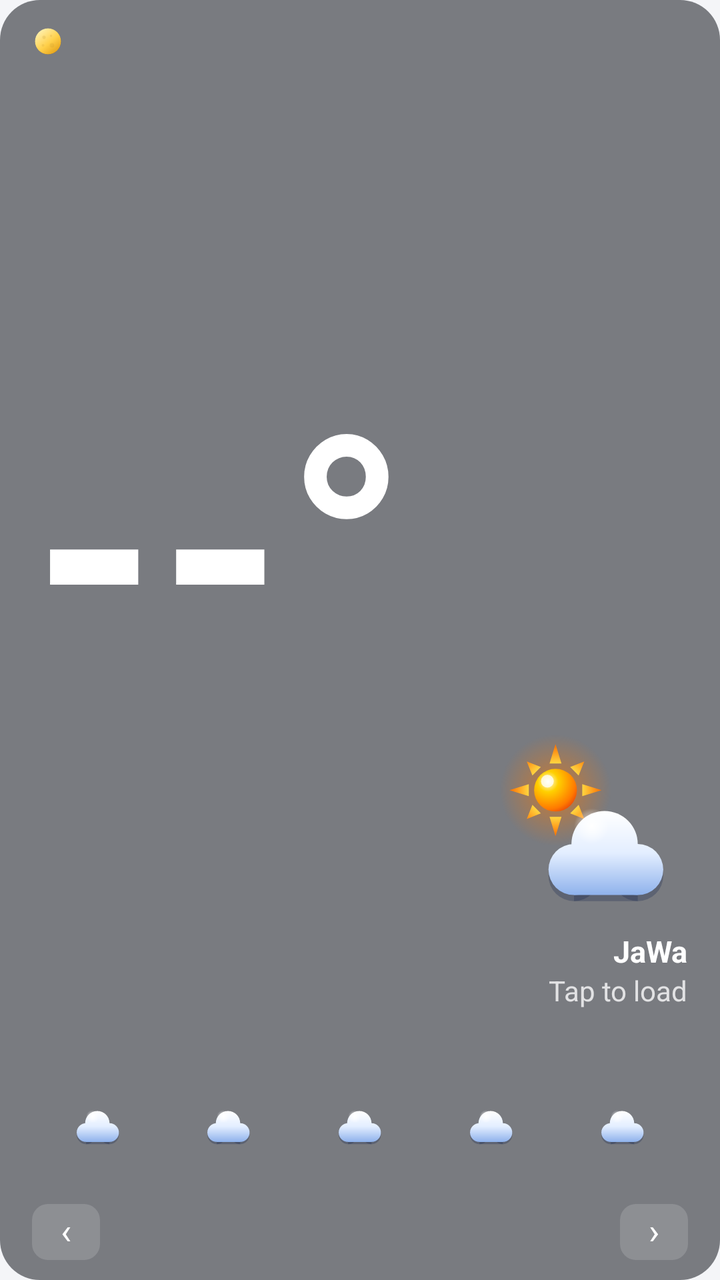
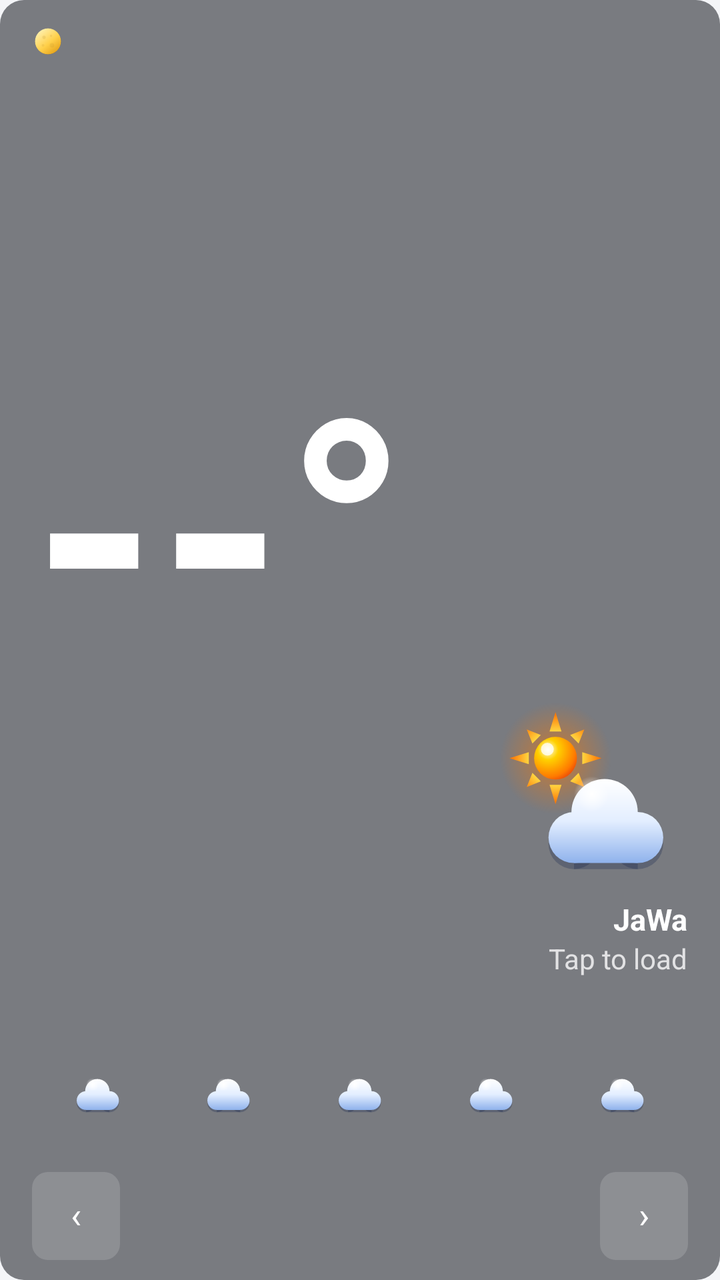

Compare the two renders of this Android layout. The source of the first and the diff that turns it into the second are given below.
<!-- AndroidManifest.xml: application theme AppTheme -->
<!-- res/layout/widget_weather.xml -->
<?xml version="1.0" encoding="utf-8"?>
<LinearLayout xmlns:android="http://schemas.android.com/apk/res/android"
    android:id="@+id/widget_root"
    android:layout_width="match_parent"
    android:layout_height="match_parent"
    android:background="@drawable/widget_bg"
    android:orientation="vertical"
    android:paddingStart="16dp"
    android:paddingTop="12dp"
    android:paddingEnd="16dp"
    android:paddingBottom="10dp">

    
    <LinearLayout
        android:layout_width="match_parent"
        android:layout_height="0dp"
        android:layout_weight="1"
        android:minHeight="64dp"
        android:orientation="horizontal">

        <LinearLayout
            android:layout_width="0dp"
            android:layout_height="match_parent"
            android:layout_weight="1"
            android:orientation="vertical">

            <LinearLayout
                android:id="@+id/moon_row"
                android:layout_width="wrap_content"
                android:layout_height="wrap_content"
                android:layout_marginBottom="2dp"
                android:gravity="center_vertical"
                android:orientation="horizontal">
                <ImageView
                    android:id="@+id/moon_icon"
                    android:layout_width="16dp"
                    android:layout_height="16dp"
                    android:importantForAccessibility="no"
                    android:src="@drawable/moon_08" />
                <TextView
                    android:id="@+id/moon_text"
                    android:layout_width="wrap_content"
                    android:layout_height="wrap_content"
                    android:layout_marginStart="5dp"
                    android:maxLines="1"
                    android:text=""
                    android:textColor="#FFE7A0"
                    android:textSize="13sp" />
                <LinearLayout
                    android:id="@+id/aq_row"
                    android:layout_width="wrap_content"
                    android:layout_height="wrap_content"
                    android:layout_gravity="center_vertical"
                    android:layout_marginStart="10dp"
                    android:gravity="center_vertical"
                    android:orientation="horizontal"
                    android:visibility="gone">
                    <ImageView
                        android:id="@+id/aq_icon"
                        android:layout_width="15dp"
                        android:layout_height="15dp"
                        android:importantForAccessibility="no"
                        android:src="@drawable/ic_air" />
                    <TextView
                        android:id="@+id/aq_text"
                        android:layout_width="wrap_content"
                        android:layout_height="wrap_content"
                        android:layout_marginStart="4dp"
                        android:maxLines="1"
                        android:text="Good (15)"
                        android:textColor="#50F0E6"
                        android:textSize="13sp" />
                </LinearLayout>
            </LinearLayout>

        <TextView
            android:id="@+id/current_temp"
            android:layout_width="match_parent"
            android:layout_height="0dp"
            android:layout_weight="1"
            android:autoSizeMaxTextSize="160sp"
            android:autoSizeMinTextSize="40sp"
            android:autoSizeStepGranularity="2sp"
            android:autoSizeTextType="uniform"
            android:fontFamily="sans-serif"
            android:gravity="start|center_vertical"
            android:includeFontPadding="false"
            android:maxLines="1"
            android:text="--°"
            android:textColor="@color/widget_text"
            android:textStyle="bold" />
        </LinearLayout>

        
        <LinearLayout
            android:layout_width="wrap_content"
            android:layout_height="match_parent"
            android:layout_marginStart="8dp"
            android:gravity="end|center_vertical"
            android:orientation="vertical">

            <ImageView
                android:id="@+id/current_icon"
                android:layout_width="wrap_content"
                android:layout_height="0dp"
                android:layout_gravity="end"
                android:layout_marginBottom="4dp"
                android:layout_weight="1"
                android:adjustViewBounds="true"
                android:importantForAccessibility="no"
                android:maxWidth="96dp"
                android:maxHeight="96dp"
                android:scaleType="fitEnd"
                android:src="@drawable/wx_partly_day" />

            <TextView
                android:id="@+id/place"
                android:layout_width="wrap_content"
                android:layout_height="wrap_content"
                android:layout_gravity="end"
                android:ellipsize="end"
                android:maxWidth="150dp"
                android:maxLines="1"
                android:text="@string/widget_name"
                android:textColor="@color/widget_text"
                android:textSize="15sp"
                android:textStyle="bold" />

            <TextView
                android:id="@+id/description"
                android:layout_width="wrap_content"
                android:layout_height="wrap_content"
                android:layout_gravity="end"
                android:ellipsize="end"
                android:maxWidth="150dp"
                android:maxLines="1"
                android:text="Tap to load"
                android:textColor="@color/widget_text_dim"
                android:textSize="14sp" />

            <TextView
                android:id="@+id/details"
                android:layout_width="wrap_content"
                android:layout_height="wrap_content"
                android:layout_gravity="end"
                android:maxLines="1"
                android:textColor="@color/widget_text_faint"
                android:textSize="14sp" />
        </LinearLayout>
    </LinearLayout>

    <LinearLayout
        android:id="@+id/days_row"
        android:layout_width="match_parent"
        android:layout_height="wrap_content"
        android:layout_marginTop="6dp"
        android:orientation="horizontal">
        <LinearLayout
            android:id="@+id/day_slot_0"
            android:layout_width="0dp"
            android:layout_height="wrap_content"
            android:layout_weight="1"
            android:gravity="center_horizontal"
            android:orientation="vertical">
            <TextView
                android:id="@+id/day_label_0"
                style="@style/WidgetSmall"
                android:layout_width="wrap_content"
                android:layout_height="wrap_content" />
            <ImageView
                android:id="@+id/day_icon_0"
                android:layout_width="30dp"
                android:layout_height="30dp"
                android:layout_marginTop="2dp"
                android:layout_marginBottom="1dp"
                android:importantForAccessibility="no"
                android:src="@drawable/wx_cloudy" />
            <TextView
                android:id="@+id/day_temp_0"
                style="@style/WidgetValue"
                android:layout_width="wrap_content"
                android:layout_height="wrap_content" />
        </LinearLayout>
        <LinearLayout
            android:id="@+id/day_slot_1"
            android:layout_width="0dp"
            android:layout_height="wrap_content"
            android:layout_weight="1"
            android:gravity="center_horizontal"
            android:orientation="vertical">
            <TextView
                android:id="@+id/day_label_1"
                style="@style/WidgetSmall"
                android:layout_width="wrap_content"
                android:layout_height="wrap_content" />
            <ImageView
                android:id="@+id/day_icon_1"
                android:layout_width="30dp"
                android:layout_height="30dp"
                android:layout_marginTop="2dp"
                android:layout_marginBottom="1dp"
                android:importantForAccessibility="no"
                android:src="@drawable/wx_cloudy" />
            <TextView
                android:id="@+id/day_temp_1"
                style="@style/WidgetValue"
                android:layout_width="wrap_content"
                android:layout_height="wrap_content" />
        </LinearLayout>
        <LinearLayout
            android:id="@+id/day_slot_2"
            android:layout_width="0dp"
            android:layout_height="wrap_content"
            android:layout_weight="1"
            android:gravity="center_horizontal"
            android:orientation="vertical">
            <TextView
                android:id="@+id/day_label_2"
                style="@style/WidgetSmall"
                android:layout_width="wrap_content"
                android:layout_height="wrap_content" />
            <ImageView
                android:id="@+id/day_icon_2"
                android:layout_width="30dp"
                android:layout_height="30dp"
                android:layout_marginTop="2dp"
                android:layout_marginBottom="1dp"
                android:importantForAccessibility="no"
                android:src="@drawable/wx_cloudy" />
            <TextView
                android:id="@+id/day_temp_2"
                style="@style/WidgetValue"
                android:layout_width="wrap_content"
                android:layout_height="wrap_content" />
        </LinearLayout>
        <LinearLayout
            android:id="@+id/day_slot_3"
            android:layout_width="0dp"
            android:layout_height="wrap_content"
            android:layout_weight="1"
            android:gravity="center_horizontal"
            android:orientation="vertical">
            <TextView
                android:id="@+id/day_label_3"
                style="@style/WidgetSmall"
                android:layout_width="wrap_content"
                android:layout_height="wrap_content" />
            <ImageView
                android:id="@+id/day_icon_3"
                android:layout_width="30dp"
                android:layout_height="30dp"
                android:layout_marginTop="2dp"
                android:layout_marginBottom="1dp"
                android:importantForAccessibility="no"
                android:src="@drawable/wx_cloudy" />
            <TextView
                android:id="@+id/day_temp_3"
                style="@style/WidgetValue"
                android:layout_width="wrap_content"
                android:layout_height="wrap_content" />
        </LinearLayout>
        <LinearLayout
            android:id="@+id/day_slot_4"
            android:layout_width="0dp"
            android:layout_height="wrap_content"
            android:layout_weight="1"
            android:gravity="center_horizontal"
            android:orientation="vertical">
            <TextView
                android:id="@+id/day_label_4"
                style="@style/WidgetSmall"
                android:layout_width="wrap_content"
                android:layout_height="wrap_content" />
            <ImageView
                android:id="@+id/day_icon_4"
                android:layout_width="30dp"
                android:layout_height="30dp"
                android:layout_marginTop="2dp"
                android:layout_marginBottom="1dp"
                android:importantForAccessibility="no"
                android:src="@drawable/wx_cloudy" />
            <TextView
                android:id="@+id/day_temp_4"
                style="@style/WidgetValue"
                android:layout_width="wrap_content"
                android:layout_height="wrap_content" />
        </LinearLayout>
    </LinearLayout>

    
    <LinearLayout
        android:id="@+id/nav_row"
        android:layout_width="match_parent"
        android:layout_height="wrap_content"
        android:layout_marginTop="4dp"
        android:gravity="center_vertical"
        android:orientation="horizontal">
        <TextView
            android:id="@+id/prev"
            style="@style/WidgetArrow"
            android:text="‹" />
        <TextView
            android:id="@+id/dots"
            android:layout_width="0dp"
            android:layout_height="wrap_content"
            android:layout_weight="1"
            android:gravity="center"
            android:includeFontPadding="false"
            android:maxLines="1"
            android:textColor="@color/widget_text"
            android:textSize="9sp" />
        <TextView
            android:id="@+id/next"
            style="@style/WidgetArrow"
            android:text="›" />
    </LinearLayout>
</LinearLayout>
<!-- resources referenced by this layout -->
<resources>
  <color name="widget_text">#FFFFFFFF</color>
  <color name="widget_text_dim">#C8FFFFFF</color>
  <color name="widget_text_faint">#99FFFFFF</color>
  <!-- drawable ic_air (drawable) -->
  <?xml version="1.0" encoding="utf-8"?>
  <vector xmlns:android="http://schemas.android.com/apk/res/android"
      android:width="24dp" android:height="24dp"
      android:viewportWidth="24" android:viewportHeight="24">
      <path android:pathData="M3,8 H14 A3,3 0 1,0 11,5"
          android:strokeColor="#FFFFFF" android:strokeWidth="2.3"
          android:strokeLineCap="round" android:strokeLineJoin="round" />
      <path android:pathData="M3,12.5 H18 A3,3 0 1,1 15,15.5"
          android:strokeColor="#FFFFFF" android:strokeWidth="2.3"
          android:strokeLineCap="round" android:strokeLineJoin="round" />
      <path android:pathData="M3,17 H10"
          android:strokeColor="#FFFFFF" android:strokeWidth="2.3"
          android:strokeLineCap="round" />
  </vector>
  <!-- drawable widget_bg (drawable) -->
  <?xml version="1.0" encoding="utf-8"?>
  <shape xmlns:android="http://schemas.android.com/apk/res/android" android:shape="rectangle">
      <solid android:color="#8C141820" />
      <corners android:radius="20dp" />
  </shape>
  <string name="widget_name">JaWa</string>
  <style name="WidgetArrow">
          <item name="android:layout_width">34dp</item>
          <item name="android:layout_height">28dp</item>
          <item name="android:gravity">center</item>
          <item name="android:background">@drawable/widget_arrow_bg</item>
          <item name="android:textColor">@color/widget_text</item>
          <item name="android:textSize">18sp</item>
          <item name="android:includeFontPadding">false</item>
      </style>
  <style name="WidgetSmall">
          <item name="android:textColor">@color/widget_text_dim</item>
          <item name="android:textSize">12sp</item>
          <item name="android:maxLines">1</item>
      </style>
  <style name="WidgetValue">
          <item name="android:textColor">@color/widget_text</item>
          <item name="android:textSize">14sp</item>
          <item name="android:maxLines">1</item>
      </style>
  <style name="AppTheme" parent="android:Theme.Material.Light.NoActionBar">
          <item name="android:colorAccent">#3D6FB6</item>
          <item name="android:windowBackground">@color/settings_bg</item>
      </style>
  <!-- drawable widget_arrow_bg (drawable) -->
  <?xml version="1.0" encoding="utf-8"?>
  <shape xmlns:android="http://schemas.android.com/apk/res/android" android:shape="rectangle">
      <solid android:color="#26FFFFFF" />
      <corners android:radius="8dp" />
  </shape>
  <color name="settings_bg">#F4F5F8</color>
  <!-- unchanged entries left out for length: 3 -->
</resources>

<!-- the commit's change to res/layout/widget_weather.xml (unified diff, before → after) -->
@@ -119,7 +119,7 @@
                 android:layout_height="wrap_content"
                 android:layout_gravity="end"
                 android:ellipsize="end"
-                android:maxWidth="150dp"
+                android:maxWidth="180dp"
                 android:maxLines="1"
                 android:text="@string/widget_name"
                 android:textColor="@color/widget_text"
@@ -132,7 +132,7 @@
                 android:layout_height="wrap_content"
                 android:layout_gravity="end"
                 android:ellipsize="end"
-                android:maxWidth="150dp"
+                android:maxWidth="180dp"
                 android:maxLines="1"
                 android:text="Tap to load"
                 android:textColor="@color/widget_text_dim"
<!-- resource entries referenced after the edit -->
@@ -22,12 +22,12 @@
   <?xml version="1.0" encoding="utf-8"?>
   <shape xmlns:android="http://schemas.android.com/apk/res/android" android:shape="rectangle">
       <solid android:color="#8C141820" />
-      <corners android:radius="20dp" />
+      <corners android:radius="12dp" />
   </shape>
   <string name="widget_name">JaWa</string>
   <style name="WidgetArrow">
-          <item name="android:layout_width">34dp</item>
-          <item name="android:layout_height">28dp</item>
+          <item name="android:layout_width">44dp</item>
+          <item name="android:layout_height">44dp</item>
           <item name="android:gravity">center</item>
           <item name="android:background">@drawable/widget_arrow_bg</item>
           <item name="android:textColor">@color/widget_text</item>
